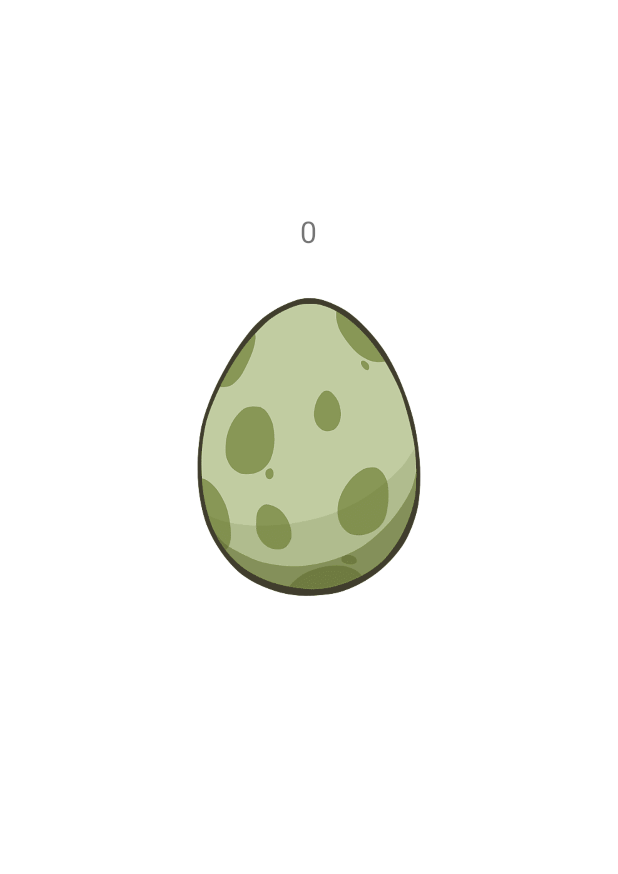
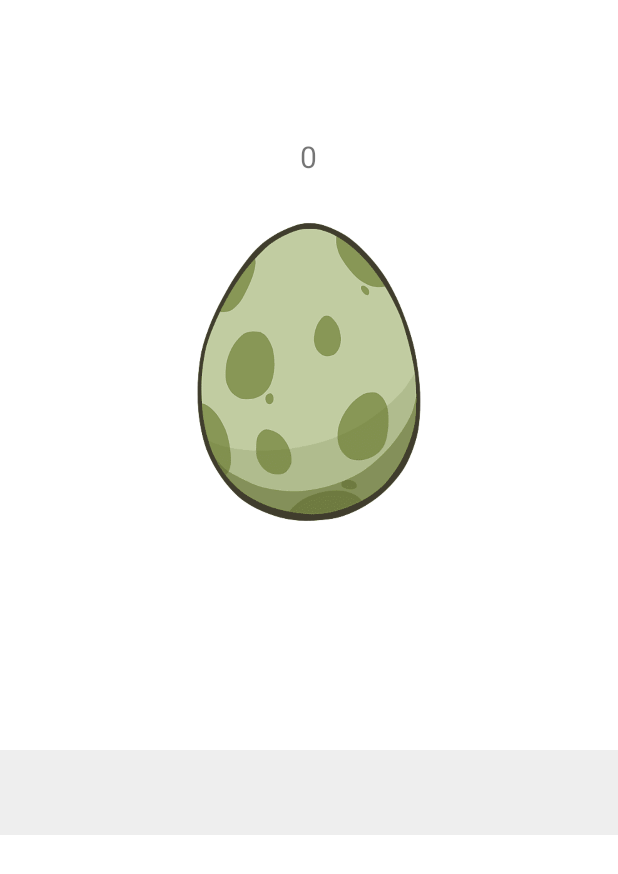
Before and after one commit to gkwls1012/campweek1, an Android app: the layout fragment_3.xml on its own in the app's theme, with its tools: preview values and no code run, on a phone screen of 412 x 824 dp. Shown: the top 874 px of the screen. Run offline under Robolectric (Android 15) with nearby library versions, the phone set to English and light mode, and no system bars.

Commit message:
fragment 23 final

```diff
--- a/app/src/main/res/layout/fragment_3.xml
+++ b/app/src/main/res/layout/fragment_3.xml
@@ -10,7 +10,6 @@
         android:id="@+id/text_notifications"
         android:layout_width="match_parent"
         android:layout_height="wrap_content"
-        android:layout_marginTop="50dp"
         android:textAlignment="center"
         android:textSize="30sp"
         android:textStyle="bold|italic"
@@ -48,11 +47,25 @@
         android:layout_width="wrap_content"
         android:layout_height="wrap_content"
         android:text="Restart"
+        android:layout_below="@id/shapeImageView"
         android:visibility="gone"
         android:onClick="onRestartClick"
-        android:layout_below="@id/shapeImageView"
+        android:layout_marginTop="0dp"
         android:layout_centerHorizontal="true" />
 
+    <TextView
+        android:id="@+id/counterTextView"
+        android:layout_width="match_parent"
+        android:layout_height="wrap_content"
+        android:layout_alignParentStart="true"
+        android:layout_alignParentEnd="true"
+        android:layout_marginTop="500dp"
+        android:background="#EEEEEE"
+        android:gravity="center"
+        android:padding="16dp"
+        android:textColor="#333333"
+        android:textSize="18sp"
+        android:textStyle="bold" />
 
 
 </RelativeLayout>
```
Also changed, not shown: app/src/main/java/com/example/myapplication/ui/Tab2/Fragment2.kt (+14 -6 lines), app/src/main/java/com/example/myapplication/ui/Tab3/Fragment3.kt (+93 -23 lines).
